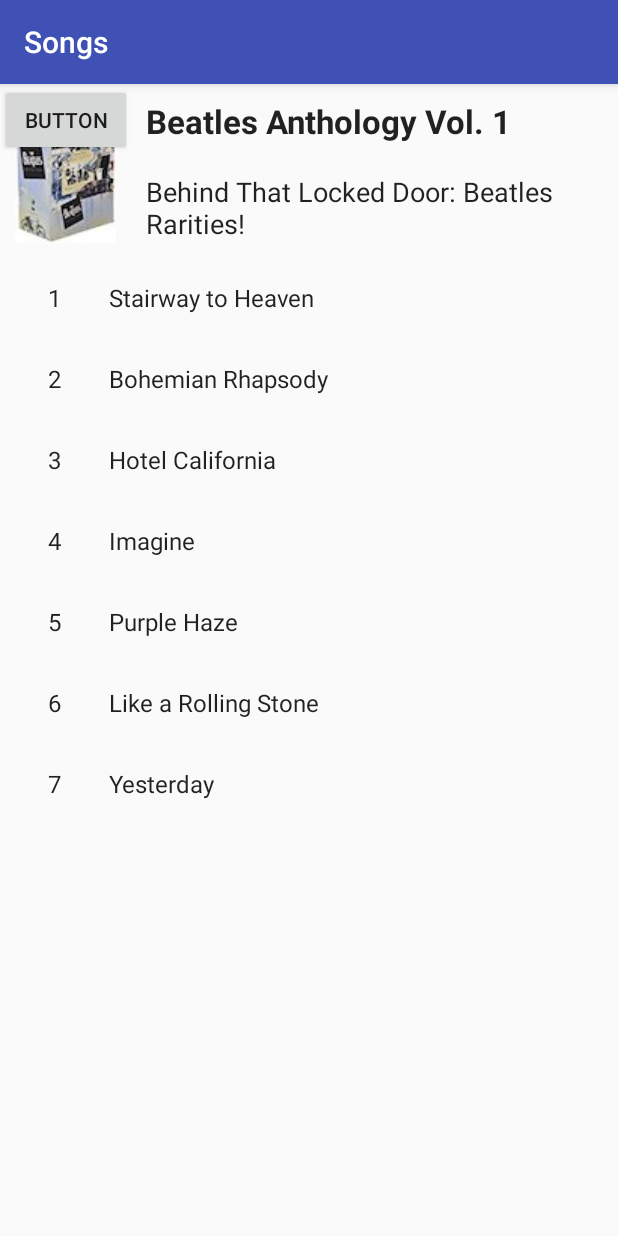
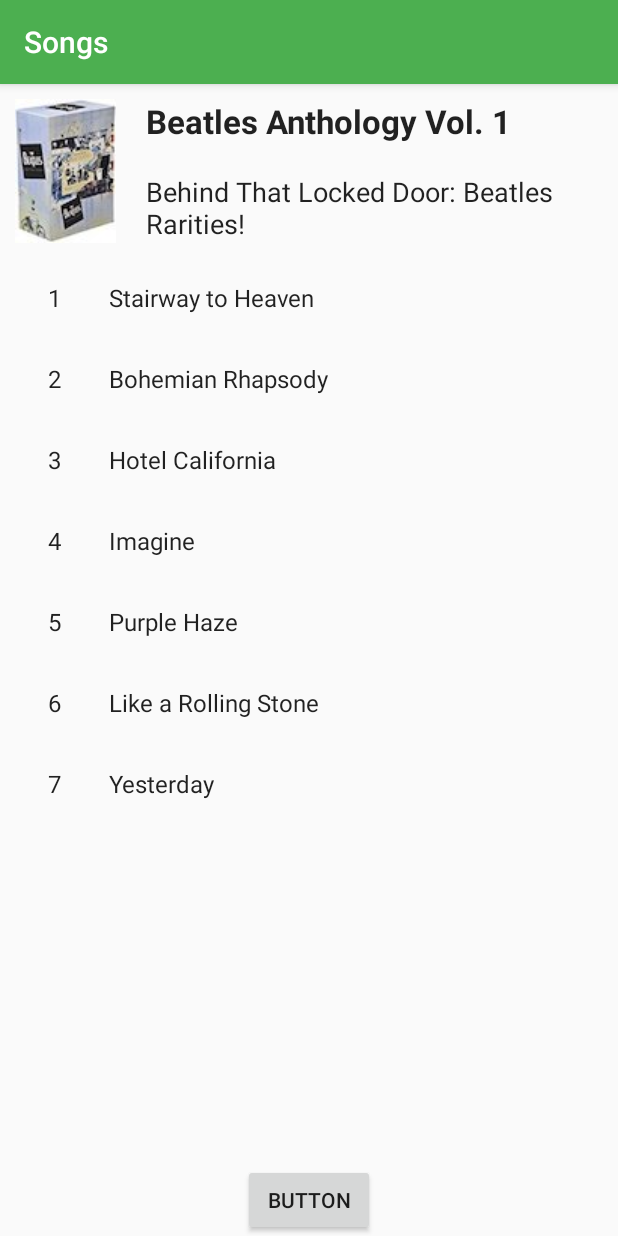
Before and after one commit to BachNgoH/FragmentHomework_CS426, an Android app: the screen it shows after launch (MainActivity), on a phone screen of 412 x 824 dp. Run offline under Robolectric (Android 15) with nearby library versions, the phone set to English and light mode, and no system bars.

Commit message:
Add button from task 1

```diff
--- a/app/src/main/res/layout/activity_song_list.xml
+++ b/app/src/main/res/layout/activity_song_list.xml
@@ -46,12 +46,27 @@
 
         <include layout="@layout/song_list" />
 
-        <Button
-            android:id="@+id/button"
-            android:layout_width="wrap_content"
-            android:layout_height="wrap_content"
-            android:text="Button" />
     </FrameLayout>
+
+    <Button
+        android:id="@+id/open_button"
+        android:layout_width="wrap_content"
+        android:layout_height="wrap_content"
+        android:text="Button"
+        app:layout_anchor="@+id/frameLayout"
+        app:layout_anchorGravity="bottom|center" />
+
+    <FrameLayout
+        android:id="@+id/fragment_container"
+        android:name="SimpleFragment"
+        android:layout_width="0dp"
+        android:layout_height="wrap_content"
+        android:layout_weight="1"
+        app:layout_anchor="@+id/frameLayout"
+        app:layout_constraintBottom_toTopOf="parent"
+        app:layout_constraintLeft_toLeftOf="parent"
+        app:layout_constraintRight_toRightOf="parent"
+        tools:layout="@layout/fragment_simple" />
 
 
 </androidx.coordinatorlayout.widget.CoordinatorLayout>
--- a/app/src/main/res/values/colors.xml
+++ b/app/src/main/res/values/colors.xml
@@ -16,7 +16,8 @@
   -->
 
 <resources>
-    <color name="colorPrimary">#3F51B5</color>
-    <color name="colorPrimaryDark">#303F9F</color>
-    <color name="colorAccent">#FF4081</color>
+    <color name="colorPrimary">#4CAF50</color> <!-- A green color -->
+    <color name="colorPrimaryDark">#388E3C</color> <!-- A darker shade of green -->
+    <color name="colorAccent">#FFC107</color> <!-- An amber color -->
+    <color name="my_fragment_color">#009688</color> <!-- A teal color -->
 </resources>
--- a/app/src/main/res/values/strings.xml
+++ b/app/src/main/res/values/strings.xml
@@ -19,4 +19,18 @@
     <string name="title_song_detail">Song Detail</string>
     <string name="article_title">Beatles Anthology Vol. 1</string>
     <string name="article_subtitle">Behind That Locked Door: Beatles Rarities!</string>
+
+    <!-- Text for the fragment. -->
+    <string name="yes">Yes</string>
+    <string name="no">No</string>
+    <string name="yes_message">ARTICLE: Like</string>
+    <string name="no_message">ARTICLE: Thanks</string>
+    <string name="question_article">LIKE THE ARTICLE?</string>
+
+    <!-- Text for the button in FragmentExample2. -->
+    <string name="open">Open</string>
+    <string name="close">Close</string>
+
+    <!-- Text for the exception message in FragmentCommunicate. -->
+    <string name="exception_message">must implement OnFragmentInteractionListener</string>
 </resources>
```
Also changed, not shown: app/src/main/java/com/example/fragmenthomework/MainActivity.java (+91 -2 lines), app/src/main/java/com/example/fragmenthomework/SimpleFragment.java (added, +128 -0 lines), app/src/main/res/layout/fragment_simple.xml (added, +53 -0 lines), app/src/main/res/values/dimens.xml (+8 -0 lines).
